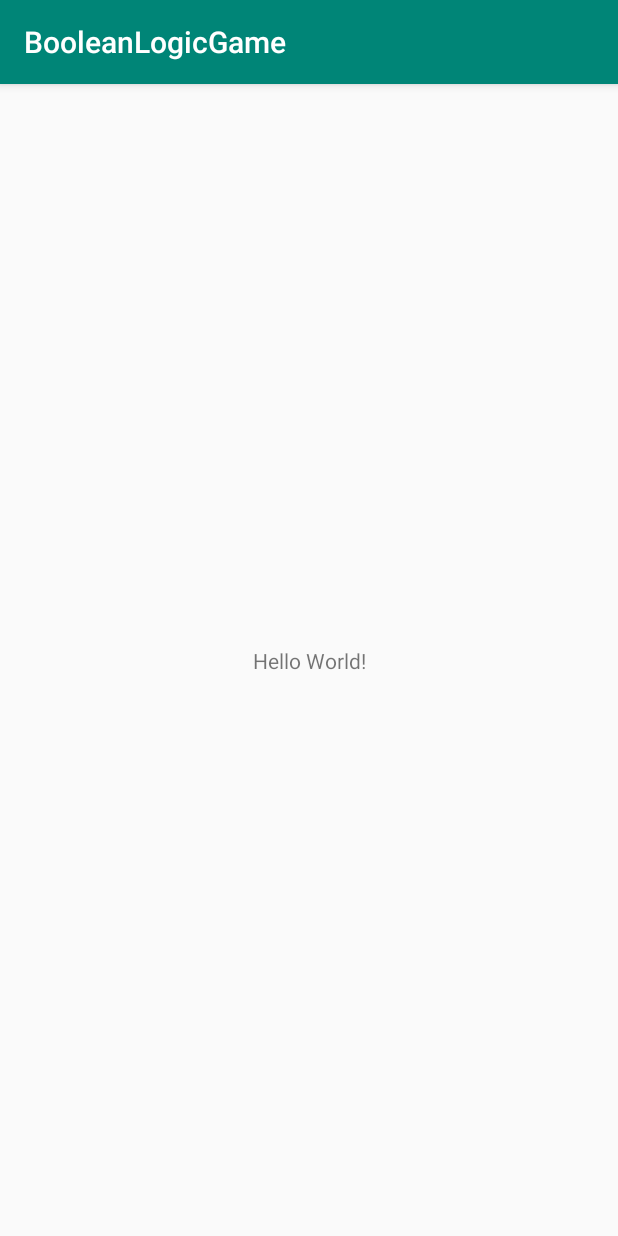
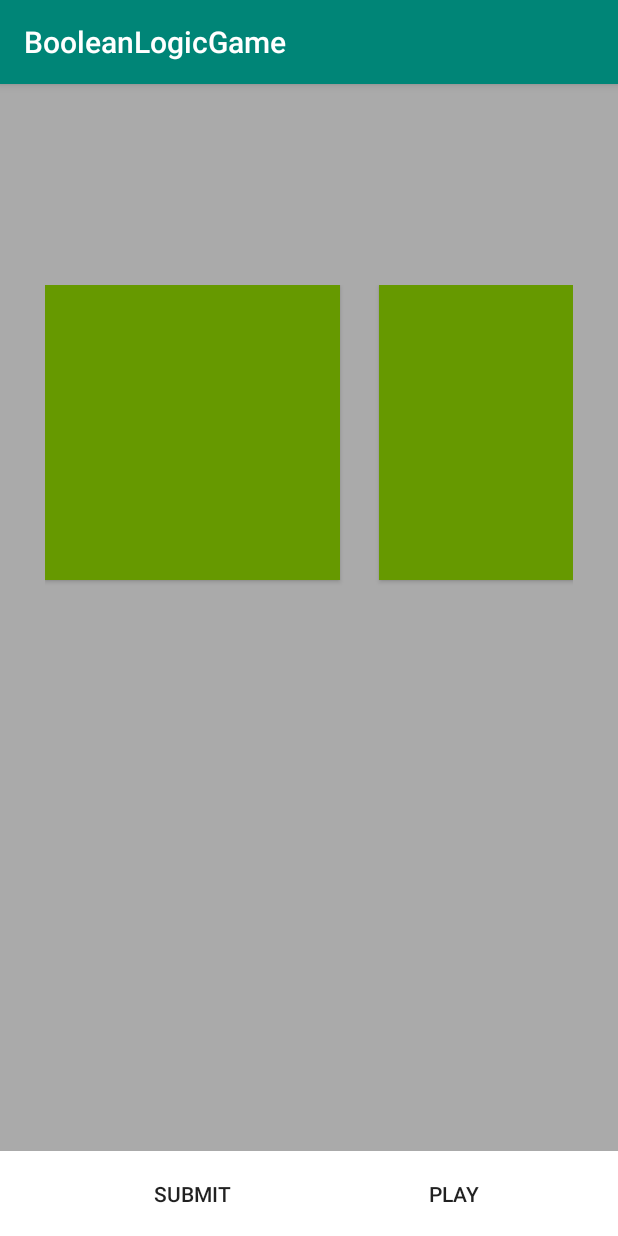
Before and after one commit to ayu5/BooleanLogiGame, an Android app: the screen it shows after launch (MainActivity), on a phone screen of 412 x 824 dp. Run offline under Robolectric (Android 15) with nearby library versions, the phone set to English and light mode, and no system bars.

Commit message:
started gui

```diff
--- a/app/src/main/res/layout/activity_main.xml
+++ b/app/src/main/res/layout/activity_main.xml
@@ -4,15 +4,77 @@
     xmlns:tools="http://schemas.android.com/tools"
     android:layout_width="match_parent"
     android:layout_height="match_parent"
+    android:background="@android:color/darker_gray"
     tools:context=".MainActivity">
 
-    <TextView
-        android:layout_width="wrap_content"
-        android:layout_height="wrap_content"
-        android:text="Hello World!"
+    <LinearLayout
+        android:layout_width="match_parent"
+        android:layout_height="337dp"
+        android:layout_marginStart="30dp"
+        android:layout_marginLeft="100dp"
+        android:layout_marginTop="134dp"
+        android:layout_marginEnd="30dp"
+        android:layout_marginRight="30dp"
+        android:orientation="horizontal"
+        app:layout_constraintEnd_toEndOf="parent"
+        app:layout_constraintStart_toStartOf="parent"
+        app:layout_constraintTop_toTopOf="parent">
+
+        <Button
+            android:id="@+id/game_button1"
+            android:layout_width="295px"
+            android:layout_height="295px"
+            android:background="@android:color/holo_green_dark"
+            tools:layout_editor_absoluteX="47dp"
+            tools:layout_editor_absoluteY="16dp" />
+
+        <Button
+            android:id="@+id/game_button2"
+            android:layout_width="295px"
+            android:layout_height="295px"
+            android:background="@android:color/holo_green_dark"
+            android:layout_marginLeft="26dp"
+            tools:layout_editor_absoluteX="47dp"
+            tools:layout_editor_absoluteY="16dp" />
+    </LinearLayout>
+
+    <LinearLayout
+        android:layout_width="384px"
+        android:layout_height="85px"
+        android:layout_marginStart="192dp"
+        android:layout_marginLeft="192dp"
+        android:orientation="vertical"
         app:layout_constraintBottom_toBottomOf="parent"
-        app:layout_constraintLeft_toLeftOf="parent"
-        app:layout_constraintRight_toRightOf="parent"
-        app:layout_constraintTop_toTopOf="parent" />
+        app:layout_constraintEnd_toEndOf="parent"
+        app:layout_constraintStart_toStartOf="parent">
+
+        <Button
+            android:id="@+id/start_game"
+            android:layout_width="match_parent"
+            android:layout_height="match_parent"
+            android:background="@android:color/white"
+            android:text="@string/playButton"
+            tools:layout_editor_absoluteX="101dp"
+            tools:layout_editor_absoluteY="457dp" />
+    </LinearLayout>
+
+    <LinearLayout
+        android:layout_width="384px"
+        android:layout_height="85px"
+        android:orientation="vertical"
+        app:layout_constraintBottom_toBottomOf="parent"
+        app:layout_constraintEnd_toEndOf="parent"
+        app:layout_constraintHorizontal_bias="0.0"
+        app:layout_constraintStart_toStartOf="parent">
+
+        <Button
+            android:id="@+id/submit_answer"
+            android:layout_width="match_parent"
+            android:layout_height="match_parent"
+            android:background="@android:color/white"
+            android:text="@string/submitAnswer"
+            tools:layout_editor_absoluteX="101dp"
+            tools:layout_editor_absoluteY="457dp" />
+    </LinearLayout>
 
 </android.support.constraint.ConstraintLayout>
--- a/app/src/main/res/values/strings.xml
+++ b/app/src/main/res/values/strings.xml
@@ -1,3 +1,5 @@
 <resources>
     <string name="app_name">BooleanLogicGame</string>
+    <string name="playButton">Play</string>
+    <string name="submitAnswer">Submit</string>
 </resources>
```
